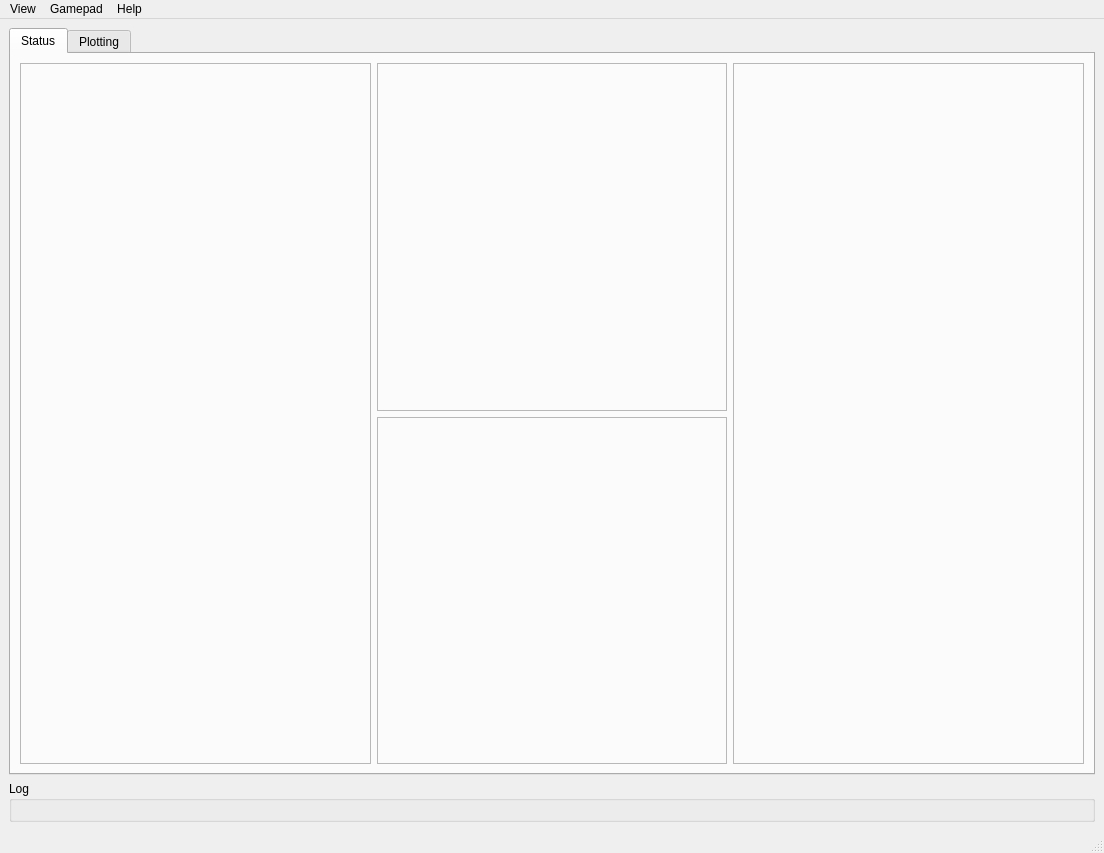
Qt form src/designer/window_main.ui (marsinstituteSC/MissionControl) before a commit.
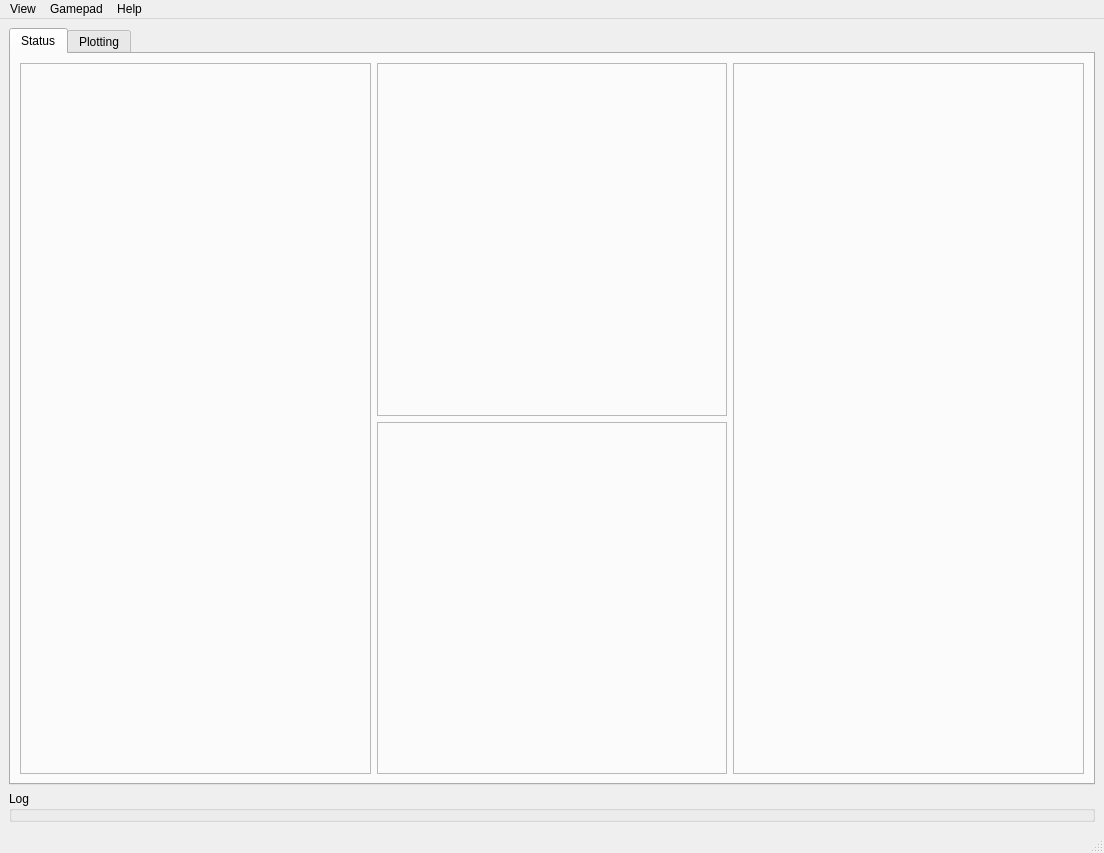
The same form after that commit.

```diff
--- a/src/designer/window_main.ui
+++ b/src/designer/window_main.ui
@@ -249,7 +249,20 @@
       <property name="title">
        <string>Log</string>
       </property>
-      <layout class="QGridLayout" name="gridLayout_2"/>
+      <layout class="QGridLayout" name="gridLayout_2">
+       <property name="leftMargin">
+        <number>3</number>
+       </property>
+       <property name="topMargin">
+        <number>0</number>
+       </property>
+       <property name="rightMargin">
+        <number>3</number>
+       </property>
+       <property name="bottomMargin">
+        <number>0</number>
+       </property>
+      </layout>
      </widget>
     </item>
    </layout>
```
